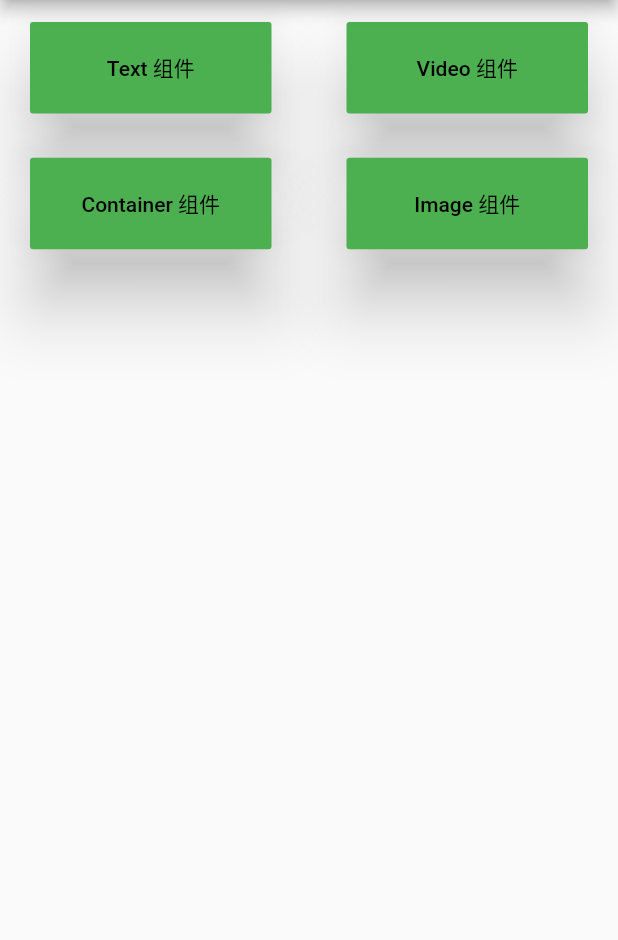
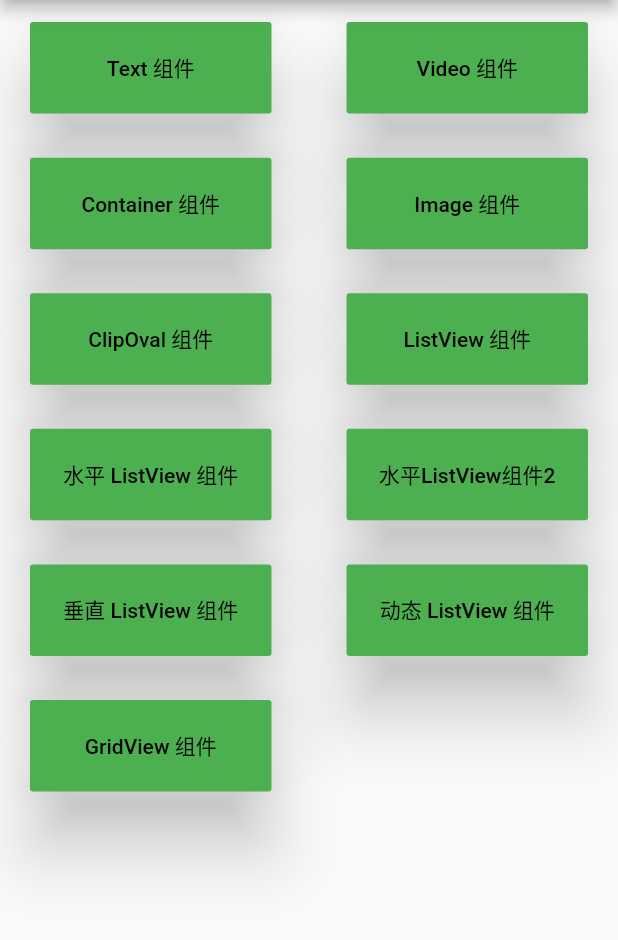
Before and after one commit to wqxc/flutter-demo, a Flutter app: the screen it shows after launch, on a phone screen of 412 x 824 dp, the part 84-1024 px from its top. Run offline on Flutter 3.47's test engine with Material 2 defaults, Android fonts, the phone set to English and light mode, and no system bars; our stand-ins replace video_player.

Commit message:
feat: gridView 组件

```diff
--- /dev/null
+++ b/lib/Component/GridView/GridView.dart
@@ -0,0 +1,50 @@
+import 'package:flutter/material.dart';
+
+/*
+  GridView能更好的实现网格布局，多用于商品列表的展示。能很好的将其内的
+  子元素按照不同的要求进行排列。
+
+  new GridView.count(
+    scrollDirection：Axis.vertical（垂直布局）/horizontal（水平布局）
+    padding：EdgeInsets类型的 内边距
+    resolve: 组件反向排序
+    crossAxisSpacing：double 类型 水平的 widget间距
+    mainAxisSpacing：double 垂直widget直接的间距
+    crossAxisCount: int 一行 widget的数量
+    childAspectRatio: double类型 比如 0.9/1.5 不能设定宽高，只能使用这种方式
+
+
+  )
+  )
+*/
+class MyGridView extends StatelessWidget {
+  const MyGridView({Key key}) : super(key: key);
+
+  _getListViewData() {
+    List<Widget> list = new List();
+    List colorList = [
+      Colors.red,
+      Colors.orange,
+      Colors.yellow,
+      Colors.green,
+      Colors.blue,
+      Colors.pink,
+    ];
+    for (var i = 0; i < colorList.length; i++) {
+      list.add(new Container(
+          width: 100.0,
+          height: 100.0,
+          color: colorList[i],
+          child: new Center(
+              child: new Text(
+            "hello $i",
+          ))));
+    }
+    return list.toList();
+  }
+
+  @override
+  Widget build(BuildContext context) {
+    return new GridView.count(crossAxisCount: 2, children: _getListViewData());
+  }
+}
--- a/lib/Component/Home/config.dart
+++ b/lib/Component/Home/config.dart
@@ -1,18 +1,13 @@
-List listAll =[
-  {
-    "title":'Text 组件',
-    "url":'/text'
-  },
-  {
-    "title":'Video 组件',
-    "url":'/video'
-  },
-  {
-    "title":'Container 组件',
-    "url":'/container'
-  },
-  {
-    "title":'Image 组件',
-    "url":'/image'
-  },
+List listAll = [
+  {"title": 'Text 组件', "url": '/text'},
+  {"title": 'Video 组件', "url": '/video'},
+  {"title": 'Container 组件', "url": '/container'},
+  {"title": 'Image 组件', "url": '/image'},
+  {"title": 'ClipOval 组件', "url": '/clipoval'},
+  {"title": 'ListView 组件', "url": '/listview'},
+  {"title": '水平 ListView 组件', "url": '/hlistview'},
+  {"title": '水平ListView组件2', "url": '/hlistview2'},
+  {"title": '垂直 ListView 组件', "url": '/vlistview'},
+  {"title": '动态 ListView 组件', "url": '/dynamiclistview'},
+  {"title": 'GridView 组件', "url": '/gridview'},
 ];
--- a/lib/Component/Image/Image.dart
+++ b/lib/Component/Image/Image.dart
@@ -4,25 +4,40 @@ import 'package:flutter/material.dart';
   Image 组件的作用是显示图片，显示图片有两种：
   1 显示本地图片
   2 显示远程图片
+
+  new Image(
+    'url',
+    alignment:Alignment.方位  设定图片的对齐方式
+    color:Colors.blue  这个字段经常和colorBlendMode：一起使用，可以做到将图片颜色和背景颜色混合
+    colorBlendMode：BlendMode.screen
+    fit:BoxFit.cover  表示图片的显示样式，
+    repeat: ImageRepeat.repeatX 表示图片的平铺方式，重复用图片覆盖容器
+    width：设定图片的宽度
+    height:设定图片的高度
+    样式
+    decoration:BoxDecoration（）
+  )
 */
 class MyImage extends StatelessWidget {
   const MyImage({Key key}) : super(key: key);
 
   @override
   Widget build(BuildContext context) {
-    return new Column(
-          children:<Widget>[
-            SizedBox(height: 20.0,),
+    return new Column(children: <Widget>[
+      SizedBox(
+        height: 20.0,
+      ),
       new Image.network(
         'http://gss0.baidu.com/-Po3dSag_xI4khGko9WTAnF6hhy/zhidao/pic/item/adaf2edda3cc7cd90671e6473e01213fb90e91d4.jpg',
         fit: BoxFit.cover,
       ),
-            SizedBox(height: 20.0,),
+      SizedBox(
+        height: 20.0,
+      ),
       new Image.asset(
         'images/b.jpg',
         fit: BoxFit.cover,
       ),
-          ]
-        );
+    ]);
   }
 }
--- a/lib/Router/Routes.dart
+++ b/lib/Router/Routes.dart
@@ -6,32 +6,52 @@ import '../Component/GoBack/GoBack.dart';
 import '../Component/Video/Video.dart';
 import '../Component/Container/Container.dart';
 import '../Component/Image/Image.dart';
+import '../Component/ClipOval/ClipOval.dart';
+import '../Component/ListView/ListView.dart';
+import '../Component/ListView/HListView.dart';
+import '../Component/ListView/VListView.dart';
+import '../Component/ListView/HListView2.dart';
+import '../Component/ListView/DynamicListView.dart';
+import '../Component/GridView/GridView.dart';
+
 final Map routes = {
-  '/': (context)=>new RootApp(new MyHome(),"Flutter 组件DEMO",new Container()),
-  '/text': (context)=>new RootApp(new MyText(),"Text组件",new GoBack()),
-  '/video':(context)=>new RootApp(new VideoApp(), "Video组件", new GoBack()),
-  '/container':(context)=>new RootApp(new MyContainer(), "Container 组件", new GoBack()),
-  '/image':(context)=>new RootApp(new MyImage(), "Image 组件", new GoBack())
-
+  '/': (context) =>
+      new RootApp(new MyHome(), "Flutter 组件DEMO", new Container()),
+  '/text': (context) => new RootApp(new MyText(), "Text组件", new GoBack()),
+  '/video': (context) => new RootApp(new VideoApp(), "Video组件", new GoBack()),
+  '/container': (context) =>
+      new RootApp(new MyContainer(), "Container 组件", new GoBack()),
+  '/image': (context) => new RootApp(new MyImage(), "Image 组件", new GoBack()),
+  '/clipoval': (context) =>
+      new RootApp(new MyClipOval(), "ClipOval 组件", new GoBack()),
+  '/listview': (context) =>
+      new RootApp(new MyListView(), "ListView 组件", new GoBack()),
+  '/hlistview': (context) =>
+      new RootApp(new MyHListView(), "水平 ListView 组件", new GoBack()),
+  '/hlistview2': (context) =>
+      new RootApp(new MyHListView2(), "水平 ListView 组件2", new GoBack()),
+  '/vlistview': (context) =>
+      new RootApp(new MyVListView(), "垂直 ListView 组件", new GoBack()),
+  '/dynamiclistview': (context) =>
+      new RootApp(new MyDynamicListView(), "动态 ListView 组件", new GoBack()),
+  '/gridview': (context) =>
+      new RootApp(new MyGridView(), "GridView 组件", new GoBack()),
 };
 
-
 // 命名路由传参的具体写法
-var onGenerateRoute = (RouteSettings setting){
+var onGenerateRoute = (RouteSettings setting) {
   final String name = setting.name;
   final Function pageContentBuilder = routes[name];
-  if(pageContentBuilder != null){
-    if(setting.arguments != null){
+  if (pageContentBuilder != null) {
+    if (setting.arguments != null) {
       final Route route = MaterialPageRoute(
-        builder:(context)=>pageContentBuilder(context,arguments:setting.arguments)
-      );
+          builder: (context) =>
+              pageContentBuilder(context, arguments: setting.arguments));
       return route;
-    }else{
-      final Route route = MaterialPageRoute(
-          builder:(context)=>
-            pageContentBuilder(context)
-        );
-        return route;
+    } else {
+      final Route route =
+          MaterialPageRoute(builder: (context) => pageContentBuilder(context));
+      return route;
     }
   }
 };
```
Also changed, not shown: lib/Component/ClipOval/ClipOval.dart (added, +34 -0 lines), lib/Component/ListView/DynamicListView.dart (added, +68 -0 lines), lib/Component/ListView/HListView.dart (added, +40 -0 lines), lib/Component/ListView/HListView2.dart (added, +44 -0 lines), lib/Component/ListView/ListView.dart (added, +105 -0 lines), lib/Component/ListView/VListView.dart (added, +40 -0 lines), flutter_01.png (added), 1 other file. Lines whose indentation alone changed are shown as unchanged.
